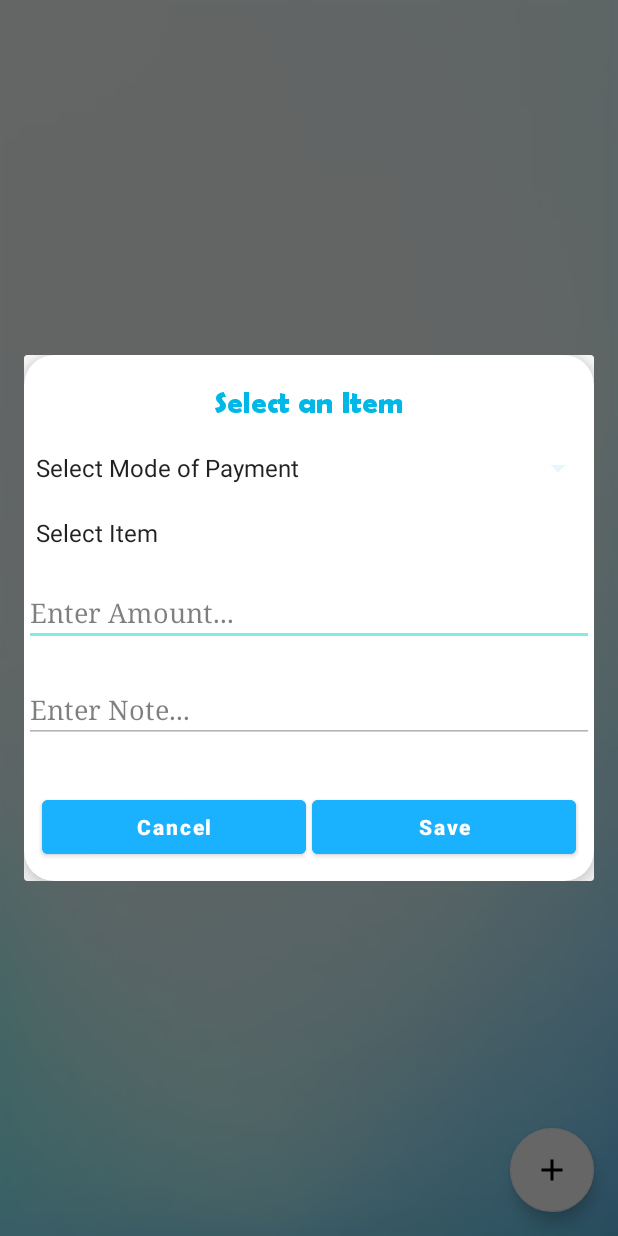
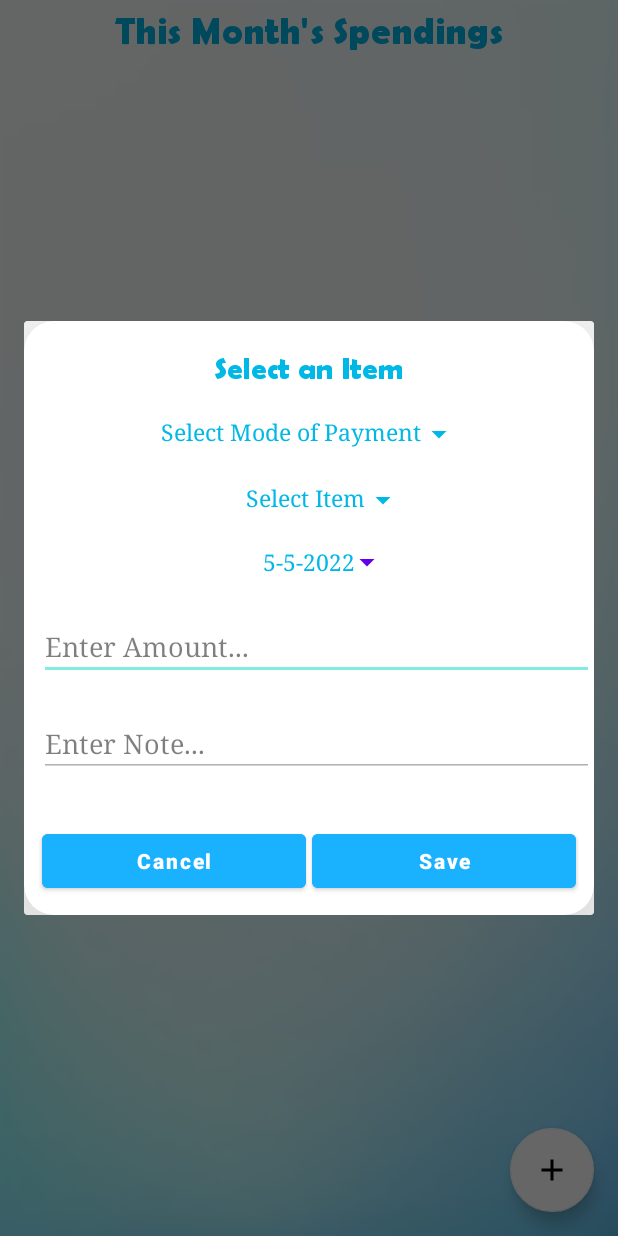
Before and after one commit to FinEase/finease, an Android app: the ExpenseActivity screen opened directly, with no data from a screen before it, after a tap on an icon or button, on a phone screen of 412 x 824 dp. Run offline under Robolectric (Android 15) with nearby library versions, the phone set to English and light mode, and no system bars; our stand-ins replace Firebase (no records; nobody signed in at launch, a user with empty details on screens opened directly).

Commit message:
Add Date Selection Feature

```diff
--- a/app/src/main/AndroidManifest.xml
+++ b/app/src/main/AndroidManifest.xml
@@ -9,6 +9,7 @@
         android:roundIcon="@mipmap/ic_launcher_round"
         android:supportsRtl="true"
         android:theme="@style/Theme.FinEase">
+
         <activity
             android:name=".ExpenseActivity"
             android:exported="false" />
--- a/app/src/main/java/com/example/finease/ExpenseActivity.java
+++ b/app/src/main/java/com/example/finease/ExpenseActivity.java
@@ -1,21 +1,28 @@
 package com.example.finease;
 
 import androidx.annotation.NonNull;
-import androidx.appcompat.app.AlertDialog;
+//import androidx.appcompat.app.AlertDialog;
 import androidx.appcompat.app.AppCompatActivity;
 import androidx.recyclerview.widget.LinearLayoutManager;
 import androidx.recyclerview.widget.RecyclerView;
 
+import android.app.AlertDialog;
+
 import android.annotation.SuppressLint;
+import android.app.DatePickerDialog;
 import android.app.ProgressDialog;
 import android.os.Bundle;
 import android.text.TextUtils;
+import android.util.Log;
 import android.view.LayoutInflater;
 import android.view.View;
 import android.view.ViewGroup;
+import android.widget.ArrayAdapter;
 import android.widget.Button;
+import android.widget.DatePicker;
 import android.widget.EditText;
 import android.widget.ImageView;
+import android.widget.LinearLayout;
 import android.widget.Spinner;
 import android.widget.TextView;
 import android.widget.Toast;
@@ -40,8 +47,10 @@ import org.joda.time.Weeks;
 import org.w3c.dom.Text;
 
 import java.text.DateFormat;
+import java.text.ParseException;
 import java.text.SimpleDateFormat;
 import java.util.Calendar;
+import java.util.Date;
 import java.util.Map;
 
 public class ExpenseActivity extends AppCompatActivity {
@@ -51,7 +60,7 @@ public class ExpenseActivity extends AppCompatActivity {
 
     private FloatingActionButton fab;
 
-    private DatabaseReference expenseRef, personalRef;
+    private DatabaseReference expenseRef;
     private FirebaseAuth mAuth;
     private ProgressDialog loader;
 
@@ -60,6 +69,9 @@ public class ExpenseActivity extends AppCompatActivity {
     private String mode = "";
     private int amount = 0;
 
+    private DatePickerDialog datePickerDialog;
+    private Button dateButton;
+
     @Override
     protected void onCreate(Bundle savedInstanceState) {
         super.onCreate(savedInstanceState);
@@ -67,7 +79,6 @@ public class ExpenseActivity extends AppCompatActivity {
 
         mAuth = FirebaseAuth.getInstance();
         expenseRef = FirebaseDatabase.getInstance().getReference().child("expenses").child(mAuth.getCurrentUser().getUid());
-        personalRef = FirebaseDatabase.getInstance().getReference("personal").child(mAuth.getCurrentUser().getUid());
         loader = new ProgressDialog(this);
 
         recyclerView = findViewById(R.id.recyclerView);
@@ -105,6 +116,7 @@ public class ExpenseActivity extends AppCompatActivity {
                 additem();
             }
         });
+
     }
 
     private void additem() {
@@ -122,9 +134,28 @@ public class ExpenseActivity extends AppCompatActivity {
         final EditText note = myView.findViewById(R.id.note);
         final Button cancel = myView.findViewById(R.id.cancel);
         final Button save = myView.findViewById(R.id.save);
+        final Button date = myView.findViewById(R.id.datePickerButton);
+
+        initDatePicker();
+        dateButton = myView.findViewById(R.id.datePickerButton);
+        dateButton.setText(getTodaysDate());
+
+        ArrayAdapter adapter_items = ArrayAdapter.createFromResource(this,
+                R.array.items, R.layout.spinner_item);
+
+        adapter_items.setDropDownViewResource(R.layout.spinner_dropdown_item);
+        itemSpinner.setAdapter(adapter_items);
+
+
+        ArrayAdapter adapter_pmode = ArrayAdapter.createFromResource(this,
+                R.array.mode, R.layout.spinner_item);
+
+        adapter_pmode.setDropDownViewResource(R.layout.spinner_dropdown_item);
+        pmodeSpinner.setAdapter(adapter_pmode);
 
         pmodeSpinner.setVisibility(View.VISIBLE);
         note.setVisibility(View.VISIBLE);
+        date.setVisibility(View.VISIBLE);
 
         save.setOnClickListener(new View.OnClickListener() {
             @Override
@@ -134,6 +165,7 @@ public class ExpenseActivity extends AppCompatActivity {
                 String expenseItem = itemSpinner.getSelectedItem().toString();
                 String expenseMode = pmodeSpinner.getSelectedItem().toString();
                 String notes = note.getText().toString();
+                String dt = dateButton.getText().toString();
 
                 if (TextUtils.isEmpty(expenseAmount)){
                     amount.setError("Amount is required!");
@@ -154,26 +186,37 @@ public class ExpenseActivity extends AppCompatActivity {
                     loader.show();
 
                     String id  = expenseRef.push().getKey();
-                    DateFormat dateFormat = new SimpleDateFormat("dd-MM-yyyy");
+                    String date_old = dt;
+                    String date = null;
+                    Date dt_1 = null;
+                    SimpleDateFormat dt_format = new SimpleDateFormat("dd-MM-yyyy");
+                    try {
+                        dt_1 = dt_format.parse(date_old);
+                        date = dt_format.format(dt_1);
+                    } catch (ParseException e) {
+                        e.printStackTrace();
+                    }
+
+//                    MutableDateTime epoch = new MutableDateTime();
+//                    epoch.setDate(0);
+//                    DateTime now = new DateTime();
+//                    Weeks weeks = Weeks.weeksBetween(epoch, now);
+//                    Months months = Months.monthsBetween(epoch, now);
                     Calendar cal = Calendar.getInstance();
-                    String date = dateFormat.format(cal.getTime());
+                    cal.setTime(dt_1);
+                    int month = cal.get(Calendar.MONTH) + 1;
+                    String itemNday = expenseItem+date;
+//                    String itemNweek = expenseItem+weeks.getWeeks();
+                    String itemNweek = null;
+                    int week = 0;
+                    String itemNmonth = expenseItem+month;
 
-                    MutableDateTime epoch = new MutableDateTime();
-                    epoch.setDate(0);
-                    DateTime now = new DateTime();
-                    Weeks weeks = Weeks.weeksBetween(epoch, now);
-                    Months months = Months.monthsBetween(epoch, now);
-
-                    String itemNday = expenseItem+date;
-                    String itemNweek = expenseItem+weeks.getWeeks();
-                    String itemNmonth = expenseItem+months.getMonths();
-
-                    Data data = new Data(expenseItem, expenseMode, date, id, itemNday, itemNweek, itemNmonth, Integer.parseInt(expenseAmount), weeks.getWeeks(), months.getMonths(), notes);
+                    Data data = new Data(expenseItem, expenseMode, date, id, itemNday, itemNweek, itemNmonth, Integer.parseInt(expenseAmount), week, month, notes);
                     expenseRef.child(id).setValue(data).addOnCompleteListener(new OnCompleteListener<Void>() {
                         @Override
                         public void onComplete(@NonNull Task<Void> task) {
                             if (task.isSuccessful()){
-                                Toast.makeText(ExpenseActivity.this, "Budget item added successfuly", Toast.LENGTH_SHORT).show();
+                                Toast.makeText(ExpenseActivity.this, "Budget item added successfully", Toast.LENGTH_SHORT).show();
                             }else {
                                 Toast.makeText(ExpenseActivity.this, task.getException().toString(), Toast.LENGTH_SHORT).show();
                             }
@@ -201,9 +244,11 @@ public class ExpenseActivity extends AppCompatActivity {
     @Override
     protected void onStart() {
         super.onStart();
+        DateTime now = new DateTime();
 
+        Query query = expenseRef.orderByChild("month").equalTo(now.getMonthOfYear());
         FirebaseRecyclerOptions<Data> options = new FirebaseRecyclerOptions.Builder<Data>()
-                .setQuery(expenseRef, Data.class)
+                .setQuery(query, Data.class)
                 .build();
 
         FirebaseRecyclerAdapter<Data, MyViewHolder> adapter = new FirebaseRecyclerAdapter<Data, MyViewHolder>(options) {
@@ -217,7 +262,6 @@ public class ExpenseActivity extends AppCompatActivity {
                 holder.setNotes("Notes: "+model.getNotes());
 
                 holder.notes.setVisibility(View.VISIBLE);
-//                holder.notes.setVisibility(View.GONE);
 
                 switch (model.getItem()){
                     case "Transport":
@@ -284,6 +328,7 @@ public class ExpenseActivity extends AppCompatActivity {
         View mView;
         public ImageView imageView;
         public TextView notes, date;
+        public Button dates;
 
 
         public MyViewHolder(@NonNull View itemView) {
@@ -292,10 +337,6 @@ public class ExpenseActivity extends AppCompatActivity {
             imageView = itemView.findViewById(R.id.imageView);
             notes = itemView.findViewById(R.id.note);
             date = itemView.findViewById(R.id.date);
-            final TextView mNotes = mView.findViewById(R.id.note);
-
-            mNotes.setVisibility(View.VISIBLE);
-
         }
 
         public  void setItemName (String itemName){
@@ -305,8 +346,8 @@ public class ExpenseActivity extends AppCompatActivity {
 
         public  void setModeName (String modeName){
             TextView mode = mView.findViewById(R.id.mode);
+            mode.setVisibility(View.VISIBLE);
             mode.setText(modeName);
-            mode.setVisibility(View.VISIBLE);
         }
 
         public void setItemAmount(String itemAmount){
@@ -351,22 +392,34 @@ public class ExpenseActivity extends AppCompatActivity {
             public void onClick(View view) {
 
                 amount = Integer.parseInt(mAmount.getText().toString());
+                String notes = mNotes.getText().toString();
+
+
+//                MutableDateTime epoch = new MutableDateTime();
+//                epoch.setDate(0);
+//                DateTime now = new DateTime();
+//                Weeks weeks = Weeks.weeksBetween(epoch, now);
+//                Months months = Months.monthsBetween(epoch, now);
 
                 DateFormat dateFormat = new SimpleDateFormat("dd-MM-yyyy");
+                Date date = new Date();
+                String dt_1 = dateFormat.format(date);
+
                 Calendar cal = Calendar.getInstance();
-                String date = dateFormat.format(cal.getTime());
+                cal.setTime(date);
+                int month = cal.get(Calendar.MONTH) + 1;
 
-                MutableDateTime epoch = new MutableDateTime();
-                epoch.setDate(0);
-                DateTime now = new DateTime();
-                Weeks weeks = Weeks.weeksBetween(epoch, now);
-                Months months = Months.monthsBetween(epoch, now);
+//                String itemNday = expenseItem+date;
+//                String itemNweek = expenseItem+weeks.getWeeks();
+                String itemNweek = null;
+                int week = 0;
+//                String itemNmonth = expenseItem+month;
 
                 String itemNday = item + date;
-                String itemNweek = item + weeks.getWeeks();
-                String itemNmonth = item + months.getMonths();
+//                String itemNweek = item + week;
+                String itemNmonth = item + month;
 
-                Data data = new Data(item, mode, date, post_key, itemNday, itemNweek, itemNmonth, amount, weeks.getWeeks(), months.getMonths(), null);
+                Data data = new Data(item, mode, dt_1, post_key, itemNday, itemNweek, itemNmonth, amount, week, month, notes);
                 expenseRef.child(post_key).setValue(data).addOnCompleteListener(new OnCompleteListener<Void>() {
                     @Override
                     public void onComplete(@NonNull Task<Void> task) {
@@ -403,4 +456,44 @@ public class ExpenseActivity extends AppCompatActivity {
         });
         dialog.show();
     }
+
+    private String getTodaysDate()
+    {
+        Calendar cal = Calendar.getInstance();
+        int year = cal.get(Calendar.YEAR);
+        int month = cal.get(Calendar.MONTH);
+        month = month + 1;
+        int day = cal.get(Calendar.DAY_OF_MONTH);
+        return day + "-" + month + "-" + year;
+    }
+
+    private void initDatePicker()
+    {
+        DatePickerDialog.OnDateSetListener dateSetListener = new DatePickerDialog.OnDateSetListener()
+        {
+            @Override
+            public void onDateSet(DatePicker datePicker, int year, int month, int day)
+            {
+                month = month + 1;
+                String date = day + "-" + month + "-" + year;
+                dateButton.setText(date);
+            }
+        };
+
+        Calendar cal = Calendar.getInstance();
+        int year = cal.get(Calendar.YEAR);
+        int month = cal.get(Calendar.MONTH);
+        int day = cal.get(Calendar.DAY_OF_MONTH);
+
+        int style = AlertDialog.THEME_HOLO_LIGHT;
+
+        datePickerDialog = new DatePickerDialog(this, style, dateSetListener, year, month, day);
+        datePickerDialog.getDatePicker().setMaxDate(System.currentTimeMillis());
+
+    }
+
+    public void openDatePicker(View view)
+    {
+        datePickerDialog.show();
+    }
 }
--- /dev/null
+++ b/app/src/main/res/drawable/ic_baseline_arrow_drop_down_24.xml
@@ -0,0 +1,5 @@
+<vector android:height="24dp" android:tint="#00B8E6"
+    android:viewportHeight="24" android:viewportWidth="24"
+    android:width="24dp" xmlns:android="http://schemas.android.com/apk/res/android">
+    <path android:fillColor="@android:color/white" android:pathData="M7,10l5,5 5,-5z"/>
+</vector>
--- a/app/src/main/res/layout/activity_expense.xml
+++ b/app/src/main/res/layout/activity_expense.xml
@@ -16,6 +16,18 @@
     <!--        android:elevation="4dp"-->
     <!--        android:theme="@style/ThemeOverlay.AppCompat.Dark.ActionBar"-->
     <!--        app:popupTheme="@style/ThemeOverlay.AppCompat.Light"/>-->
+
+    <TextView
+        android:id="@+id/totalBudgetAmountTextView"
+        android:layout_width="match_parent"
+        android:layout_height="wrap_content"
+        android:text="This Month's Spendings"
+        android:textSize="25sp"
+        android:textStyle="bold"
+        android:fontFamily="@font/berlinsans"
+        android:textAlignment="center"
+        android:textColor="#00b8e6"
+        android:layout_marginTop="5dp"/>
 
     <androidx.coordinatorlayout.widget.CoordinatorLayout
         android:layout_width="match_parent"
--- a/app/src/main/res/layout/input_layout.xml
+++ b/app/src/main/res/layout/input_layout.xml
@@ -4,15 +4,18 @@
     xmlns:app="http://schemas.android.com/apk/res-auto"
     android:orientation="vertical"
     android:elevation="10dp"
-    app:cardElevation="10dp"
+    app:cardElevation="100dp"
     android:layout_marginTop="10dp"
-    android:background="@android:color/transparent"
+    android:backgroundTint="#fff"
     app:cardCornerRadius="20dp"
-    android:layout_height="wrap_content">
+    android:layout_height="wrap_content"
+    >
 
     <LinearLayout
         android:layout_width="match_parent"
         android:layout_height="match_parent"
+        android:backgroundTint="#000"
+        app:cardCornerRadius="50dp"
         android:orientation="vertical">
 
         <TextView
@@ -34,49 +37,67 @@
                 android:id="@+id/pmodespinner"
                 android:visibility="gone"
                 android:layout_width="match_parent"
-                android:layout_height="wrap_content"
+                android:layout_height="match_parent"
                 android:gravity="center"
                 android:entries="@array/mode"
                 android:layout_gravity="center"
+                android:spinnerMode="dropdown"
                 android:layout_marginBottom="20dp"
-                android:backgroundTint="#e6f7ff">
+                android:background="@null">
             </Spinner>
             <Spinner
                 android:id="@+id/itemspinner"
                 android:layout_width="match_parent"
-                android:layout_height="wrap_content"
+                android:layout_height="match_parent"
+                android:layout_marginLeft="10dp"
                 android:gravity="center"
                 android:entries="@array/items"
                 android:layout_gravity="center"
-                android:layout_marginBottom="20dp"
+                android:layout_marginBottom="5dp"
+                android:spinnerMode="dropdown"
+                android:background="@null">
+            </Spinner>
+            <Button
+                android:id="@+id/datePickerButton"
+                android:visibility="gone"
+                android:layout_width="125dp"
+                android:layout_height="match_parent"
+                android:gravity="center"
+                android:layout_gravity="center"
+                android:layout_marginBottom="10dp"
+                android:text="JAN 01 2020"
+                android:textSize="15sp"
                 android:fontFamily="serif"
-                android:spinnerMode="dropdown"
-                android:background="@android:color/transparent">
-            </Spinner>
-
+                android:textColor="#00b8e6"
+                style="?android:spinnerStyle"
+                android:onClick="openDatePicker"/>
+            </LinearLayout>
             <EditText
                 android:layout_width="match_parent"
                 android:layout_height="wrap_content"
                 android:hint="Enter Amount..."
                 android:layout_marginBottom="20dp"
+                android:layout_marginLeft="10dp"
                 android:inputType="number"
                 android:id="@+id/amount"
                 android:textColor="#000"
                 android:fontFamily="serif"
                 android:alpha="0.5"
                 android:textColorHint="#000"/>
+
             <EditText
                 android:visibility="gone"
                 android:layout_width="match_parent"
                 android:layout_height="wrap_content"
                 android:layout_marginBottom="20dp"
+                android:layout_marginLeft="10dp"
                 android:hint="Enter Note..."
                 android:id="@+id/note"
                 android:textColor="#000"
                 android:fontFamily="serif"
                 android:alpha="0.5"
                 android:textColorHint="#000"/>
-        </LinearLayout>
+
 
         <LinearLayout
             android:layout_width="match_parent"
@@ -117,7 +138,5 @@
                     android:layout_margin="2dp"/>
             </RelativeLayout>
         </LinearLayout>
-
     </LinearLayout>
-
 </androidx.cardview.widget.CardView>
--- /dev/null
+++ b/app/src/main/res/layout/spinner_item.xml
@@ -0,0 +1,11 @@
+<TextView xmlns:android="http://schemas.android.com/apk/res/android"
+    android:id="@android:id/text1"
+    android:layout_width="wrap_content"
+    android:layout_height="wrap_content"
+    android:textSize="15sp"
+    android:fontFamily="serif"
+    android:textColor="#00b8e6"
+    style="?android:attr/spinnerItemStyle"
+    android:singleLine="true"
+    android:drawableRight="@drawable/ic_baseline_arrow_drop_down_24"
+    />
```
Also changed, not shown: app/src/main/java/com/example/finease/BudgetActivity.java (+23 -18 lines), app/src/main/res/layout/activity_main.xml (+41 -38 lines), app/src/main/res/layout/spinner_dropdown_item.xml (added, +11 -0 lines), app/src/main/res/layout/update_layout.xml (+17 -19 lines).
